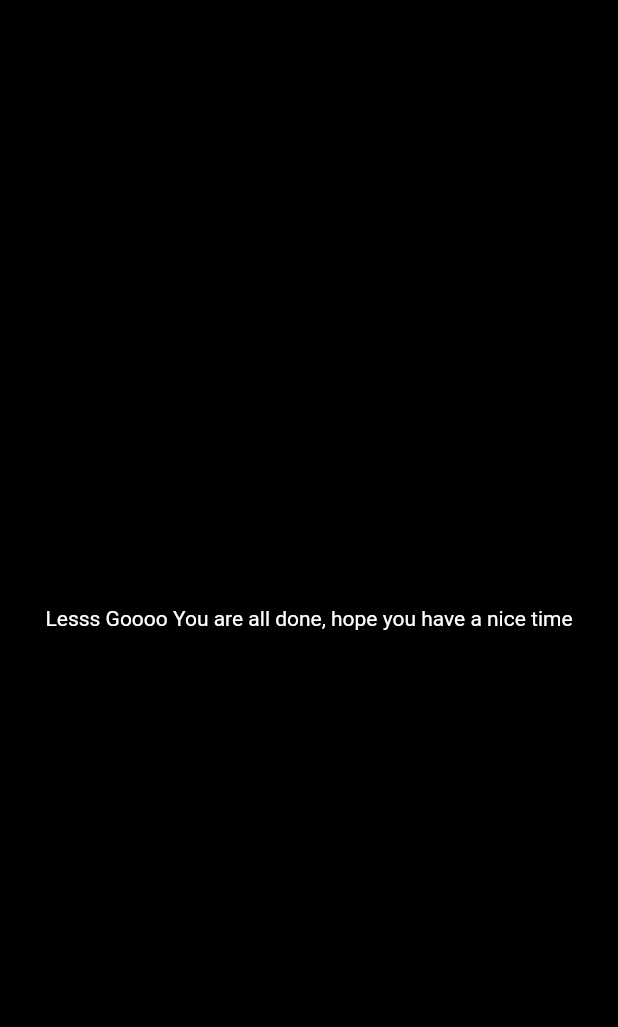
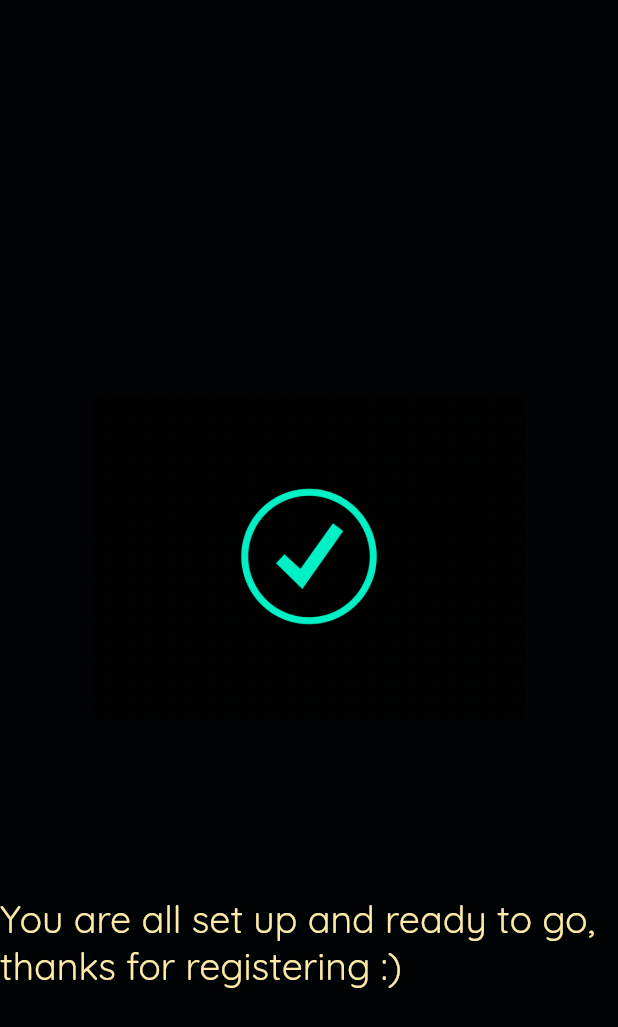
Before and after one commit to Maverick-Wolf/unping_task, a Flutter app: the Screen4 screen opened directly, on a phone screen of 412 x 824 dp. Shown: the top 1027 px of the screen. Run offline on Flutter 3.47's test engine with Material 2 defaults, Android fonts, the phone set to English and light mode, and no system bars; our stand-ins replace get, hive, hive_flutter; accounts and stored records are empty.

Commit message:
finished screen4

```diff
--- a/lib/main.dart
+++ b/lib/main.dart
@@ -5,8 +5,8 @@ import 'package:unping_task/providers/sign_up_provider.dart';
 import 'package:unping_task/screens/screen1.dart';
 import 'package:unping_task/screens/screen2.dart';
 import 'package:unping_task/screens/screen3.dart';
-import 'package:hive/hive.dart';
 import 'package:hive_flutter/hive_flutter.dart';
+import 'package:unping_task/screens/screen4.dart';
 
 void main() async {
   WidgetsFlutterBinding.ensureInitialized();
@@ -30,6 +30,11 @@ void main() async {
               page: () => const Screen3(),
               transition: Transition.rightToLeftWithFade,
               transitionDuration: const Duration(milliseconds: 500)),
+              GetPage(
+              name: '/screen4',
+              page: () => const Screen4(),
+              transition: Transition.zoom,
+              transitionDuration: const Duration(milliseconds: 500)),
         ],
       ),
     ),
--- a/lib/screens/screen3.dart
+++ b/lib/screens/screen3.dart
@@ -260,7 +260,10 @@ class Screen3 extends StatelessWidget {
                                   'https://jsonplaceholder.typicode.com/posts'),
                               body: body,
                               headers: {'Content-type': 'application/json'});
-                          print(response.body);
+                          if(response.statusCode == 201){
+                            Get.offAllNamed("/screen4");
+
+                          }
                         },
                         child: Container(
                           width: _width * 0.05,
--- a/lib/screens/screen4.dart
+++ b/lib/screens/screen4.dart
@@ -1,15 +1,37 @@
 import 'package:flutter/material.dart';
+import 'package:unping_task/theme.dart';
 
 class Screen4 extends StatelessWidget {
   const Screen4({Key? key}) : super(key: key);
 
   @override
   Widget build(BuildContext context) {
+    OurTheme _theme = OurTheme();
+    double _width = MediaQuery.of(context).size.width;
+    double _height = MediaQuery.of(context).size.height;
     return Scaffold(
       body: Container(
-        color: Colors.black,
-        child: Center(
-          child: Text("Lesss Goooo You are all done, hope you have a nice time", style: TextStyle(color: Colors.white),),
+        width: _width,
+        color: const Color(0xFF000303),
+        child: Column(
+          crossAxisAlignment: CrossAxisAlignment.center,
+          mainAxisAlignment: MainAxisAlignment.center,
+          children: [
+            SizedBox(
+                width: _width * 0.7,
+                height: _height * 0.5,
+                child: Image.asset('assets/images/done.gif')),
+            const SizedBox(
+              height: 20.0,
+            ),
+            Text(
+              "You are all set up and ready to go, thanks for registering :)",
+              style: TextStyle(
+                  color: _theme.primaryColor,
+                  fontFamily: _theme.font,
+                  fontSize: 25.0),
+            )
+          ],
         ),
       ),
     );
```
Also changed, not shown: assets/images/done.gif (added).
